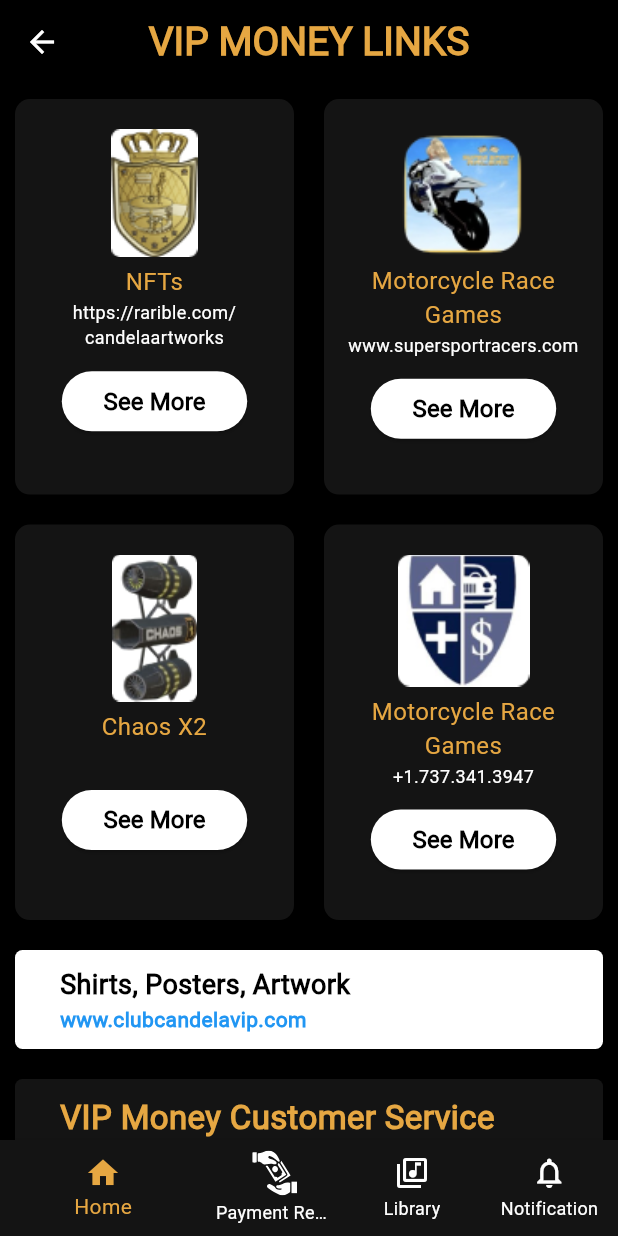
After one commit to yashithasahan/Candela-Mobile, a Flutter app: the VIPMoneyLinks screen opened directly, on a phone screen of 412 x 824 dp. The commit adds this screen. Run offline on Flutter 3.47's test engine with Material 3 defaults, Android fonts, the phone set to English and light mode, and no system bars; our stand-ins replace flutter_svg.

Commit message:
Add Money Box Screens

```diff
--- a/lib/main.dart
+++ b/lib/main.dart
@@ -1,5 +1,4 @@
 import 'package:flutter/material.dart';
-
 import 'src/features/vip_payment/vip_payment_screen.dart';
 
 
--- /dev/null
+++ b/lib/src/common_widgets/secondary_button.dart
@@ -0,0 +1,33 @@
+import 'package:candela_maker/src/constants/constants.dart';
+import 'package:flutter/material.dart';
+
+class SecondaryButton extends StatelessWidget {
+  const SecondaryButton({
+    super.key,
+    required this.text,
+    required this.press,
+    required this.width,
+  });
+  final VoidCallback? press;
+  final String text;
+  final double width;
+
+  @override
+  Widget build(BuildContext context) {
+    Size size = MediaQuery.of(context).size;
+    return SizedBox(
+      width: size.width * width,
+      child: ElevatedButton(
+        style: ElevatedButton.styleFrom(
+          backgroundColor: kTextColor,
+        ),
+        onPressed: press,
+        child: Text(
+          text,
+          style: const TextStyle(
+              fontSize: 16, color: kBlackColor, fontWeight: FontWeight.w600),
+        ),
+      ),
+    );
+  }
+}
--- /dev/null
+++ b/lib/src/features/vip_money_links/vip_money_links_screen.dart
@@ -0,0 +1,245 @@
+import 'package:candela_maker/src/common_widgets/bottom_nav_bar.dart';
+import 'package:candela_maker/src/common_widgets/secondary_button.dart';
+import 'package:candela_maker/src/constants/constants.dart';
+import 'package:flutter/material.dart';
+
+class VIPMoneyLinks extends StatelessWidget {
+  const VIPMoneyLinks({super.key});
+
+  @override
+  Widget build(BuildContext context) {
+    return Scaffold(
+      backgroundColor: kBgColor,
+      appBar: AppBar(
+        forceMaterialTransparency: true,
+        centerTitle: true,
+        foregroundColor: kTextColor,
+        title: const Text(
+          'VIP MONEY LINKS',
+          style: TextStyle(
+              fontFamily: "Roboto",
+              color: kPrimaryColor,
+              fontWeight: FontWeight.w700,
+              fontSize: 26),
+        ),
+      ),
+      body: SingleChildScrollView(
+        child: Column(children: [
+          Padding(
+            padding: const EdgeInsets.all(10),
+            child: Row(
+              children: [
+                Expanded(
+                  child: CustomBox(
+                    img: 'assets/images/nft.png',
+                    scale: 0.9,
+                    text: 'NFTs',
+                    subText: 'https://rarible.com/candelaartworks',
+                    btnText: 'See More',
+                    press: () {},
+                  ),
+                ),
+                const SizedBox(width: 20),
+                Expanded(
+                  child: CustomBox(
+                    img: 'assets/images/motorcycle.png',
+                    scale: 0.9,
+                    text: 'Motorcycle Race Games',
+                    subText: 'www.supersportracers.com',
+                    btnText: 'See More',
+                    press: () {},
+                  ),
+                ),
+              ],
+            ),
+          ),
+          Padding(
+            padding: const EdgeInsets.all(10),
+            child: Row(
+              children: [
+                Expanded(
+                  child: CustomBox(
+                    img: 'assets/images/chaos.png',
+                    scale: 1,
+                    text: 'Chaos X2',
+                    btnText: 'See More',
+                    press: () {},
+                  ),
+                ),
+                const SizedBox(width: 20),
+                Expanded(
+                  child: CustomBox(
+                    img: 'assets/images/insurance.png',
+                    scale: 1,
+                    text: 'Motorcycle Race Games',
+                    subText: '+1.737.341.3947',
+                    btnText: 'See More',
+                    press: () {},
+                  ),
+                ),
+              ],
+            ),
+          ),
+          Padding(
+            padding: const EdgeInsets.symmetric(vertical: 10, horizontal: 10),
+            child: Container(
+              width: double.infinity,
+              decoration: BoxDecoration(
+                color: kTextColor,
+                borderRadius: BorderRadius.circular(5),
+              ),
+              child: const Padding(
+                padding: EdgeInsets.fromLTRB(30, 10, 0, 10),
+                child: Column(
+                  crossAxisAlignment: CrossAxisAlignment.start,
+                  children: [
+                    Text(
+                      'Shirts, Posters, Artwork',
+                      style: TextStyle(
+                          color: kBlackColor,
+                          fontWeight: FontWeight.bold,
+                          fontSize: 18),
+                    ),
+                    Text(
+                      'www.clubcandelavip.com',
+                      style: TextStyle(
+                          color: Colors.blue, fontWeight: FontWeight.bold),
+                    ),
+                  ],
+                ),
+              ),
+            ),
+          ),
+          Padding(
+            padding: const EdgeInsets.symmetric(vertical: 10, horizontal: 10),
+            child: Container(
+              width: double.infinity,
+              decoration: BoxDecoration(
+                color: kSecondaryColor,
+                borderRadius: BorderRadius.circular(5),
+              ),
+              child: const Padding(
+                padding: EdgeInsets.fromLTRB(30, 10, 0, 10),
+                child: Column(
+                  crossAxisAlignment: CrossAxisAlignment.start,
+                  children: [
+                    Text(
+                      'VIP Money Customer Service',
+                      style: TextStyle(
+                          color: kPrimaryColor,
+                          fontWeight: FontWeight.bold,
+                          fontSize: 22),
+                    ),
+                    SizedBox(height: 10),
+                    Row(
+                      children: [
+                        Icon(
+                          Icons.phone,
+                          color: kPrimaryColor,
+                        ),
+                        SizedBox(width: 20),
+                        Text(
+                          '+1.737.297.8262',
+                          style: TextStyle(
+                              color: kTextColor,
+                              fontWeight: FontWeight.bold,
+                              fontSize: 20),
+                        ),
+                      ],
+                    ),
+                    Row(
+                      children: [
+                        Icon(
+                          Icons.email,
+                          color: kPrimaryColor,
+                        ),
+                        SizedBox(width: 20),
+                        Text(
+                          'Vipmoneyapp@gmail.com',
+                          style: TextStyle(
+                              color: kTextColor,
+                              fontWeight: FontWeight.bold,
+                              fontSize: 20),
+                        ),
+                      ],
+                    ),
+                    Row(
+                      children: [
+                        Icon(
+                          Icons.web_rounded,
+                          color: kPrimaryColor,
+                        ),
+                        SizedBox(width: 20),
+                        Text(
+                          'www.vipmoney.app',
+                          style: TextStyle(
+                              color: kTextColor,
+                              fontWeight: FontWeight.bold,
+                              fontSize: 20),
+                        ),
+                      ],
+                    )
+                  ],
+                ),
+              ),
+            ),
+          ),
+        ]),
+      ),
+      bottomNavigationBar: const BottomNavBar(index: 0),
+    );
+  }
+}
+
+class CustomBox extends StatelessWidget {
+  final String img;
+  final String text;
+  final String? subText;
+  final String btnText;
+  final double scale;
+  final VoidCallback press;
+  const CustomBox({
+    super.key,
+    required this.img,
+    required this.text,
+    this.subText,
+    required this.btnText,
+    required this.press,
+    required this.scale,
+  });
+
+  @override
+  Widget build(BuildContext context) {
+    return Container(
+      height: MediaQuery.of(context).size.height * 0.32,
+      padding: const EdgeInsets.all(10),
+      decoration: BoxDecoration(
+        color: kSecondaryColor,
+        borderRadius: BorderRadius.circular(10),
+      ),
+      child: Column(children: [
+        const SizedBox(height: 10),
+        Image.asset(
+          img,
+          scale: scale,
+        ),
+        const SizedBox(height: 5),
+        Text(
+          text,
+          textAlign: TextAlign.center,
+          style: const TextStyle(
+            color: kPrimaryColor,
+            fontSize: 16,
+          ),
+        ),
+        Text(
+          subText ?? '',
+          textAlign: TextAlign.center,
+          style: const TextStyle(color: kTextColor, fontSize: 12),
+        ),
+        const SizedBox(height: 10),
+        SecondaryButton(text: btnText, press: press, width: 0.3)
+      ]),
+    );
+  }
+}
```
Also changed, not shown: lib/src/features/insurance_screen/insurance_screen.dart (added, +158 -0 lines), assets/images/auto-insurance.png (added), assets/images/business-insurance.png (added), assets/images/chaos.png (added), assets/images/home-insurance.png (added), assets/images/insurance.png (added), assets/images/liability-insurance.png (added), assets/images/life-insurance.png (added), assets/images/medical-insurance.png (added), assets/images/motorcycle.png (added), assets/images/nft.png (added), assets/images/renters-insurance.png (added).
